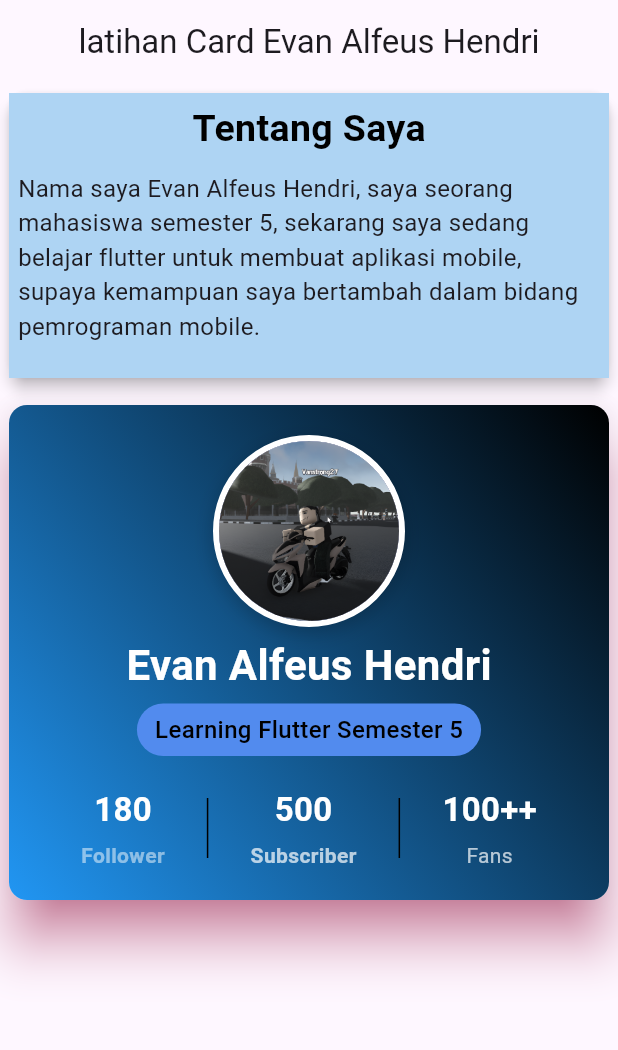
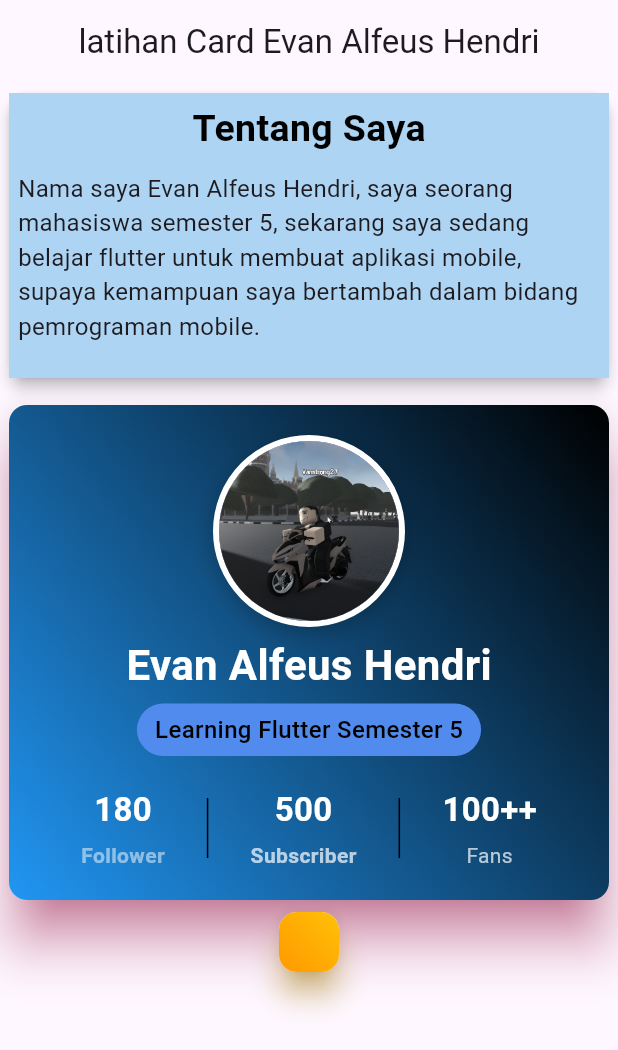
Before and after one commit to vanstrong4/latihan_week_8, a Flutter app: the screen it shows after launch, on a phone screen of 412 x 824 dp. Shown: the top 1050 px of the screen. Run offline on Flutter 3.47's test engine with Material 3 defaults, Android fonts, the phone set to English and light mode, and no system bars.

Commit message:
bikin kotak untuk kartu

```diff
--- a/lib/pages/latihan_card_s2.dart
+++ b/lib/pages/latihan_card_s2.dart
@@ -201,6 +201,26 @@ class MyVan extends StatelessWidget {
                         ),
                       ),
                     ),
+                    Card(
+                      elevation: 8,
+                      shadowColor: Colors.amber,
+                      clipBehavior: Clip.antiAlias,
+                      child: Container(
+                        decoration: const BoxDecoration(
+                          gradient: LinearGradient(
+                            colors: [Colors.amber, Colors.orange],
+                            begin: Alignment.topRight,
+                            end: Alignment.bottomLeft,
+                          ),
+                        ),
+                        child: Padding(
+                          padding: const EdgeInsets.all(20),
+                          child: Column(
+
+                          ),
+                        ),
+                      ),
+                    )
                   ],
                 ),
               ),
```
